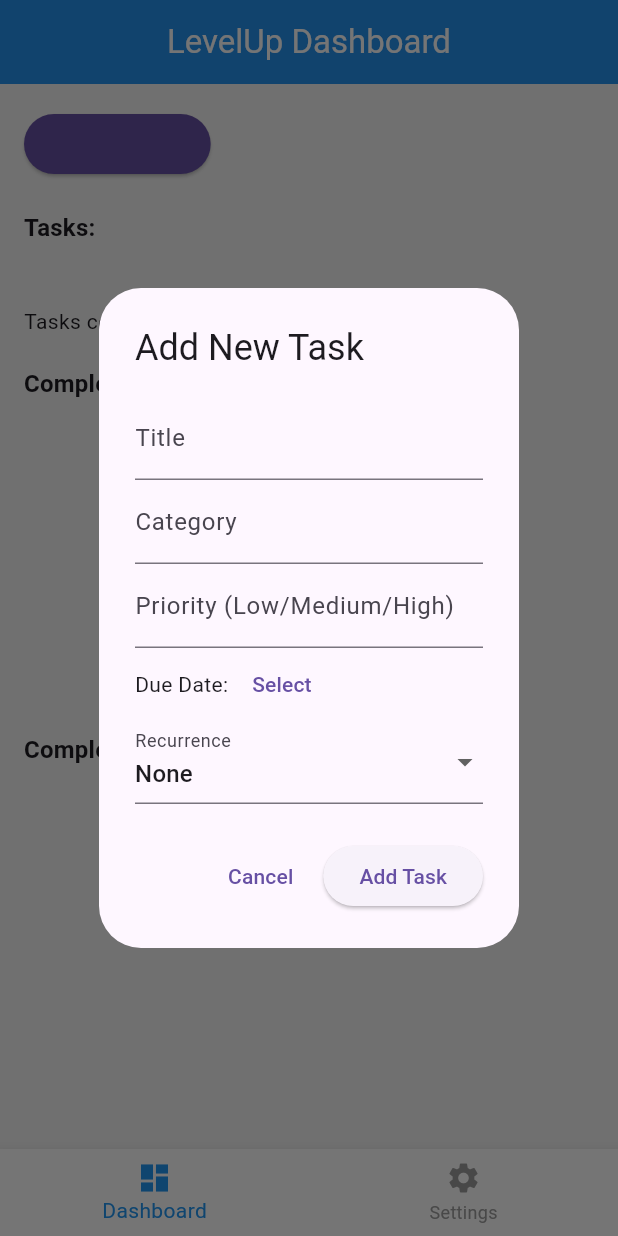
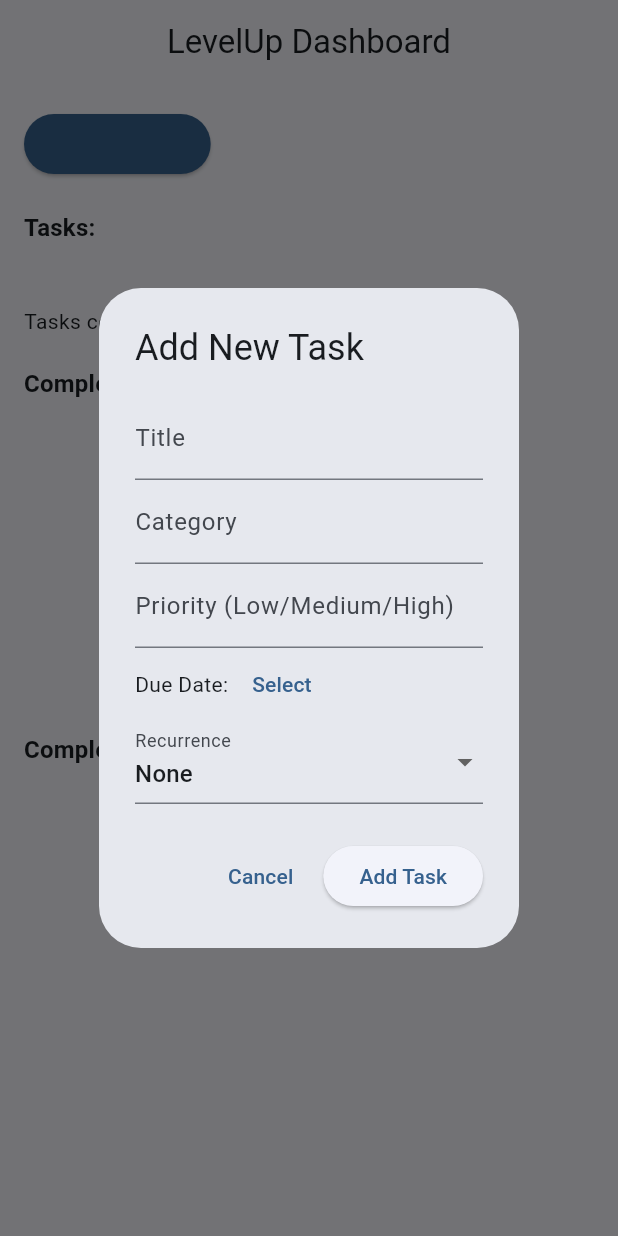
Before and after one commit to leorin444/LevelUp, a Flutter app: the screen it shows after launch, after a tap on "Add Task", on a phone screen of 412 x 824 dp. Run offline on Flutter 3.47's test engine with Material 3 defaults, Android fonts, the phone set to English and light mode, and no system bars; drawn by our look-alikes of fl_chart; our stand-ins replace flutter_local_notifications, hive, hive_flutter, timezone; accounts and stored records are empty.

Commit message:
commit for backup30days

```diff
--- a/lib/main.dart
+++ b/lib/main.dart
@@ -1,30 +1,19 @@
 import 'package:flutter/material.dart';
+import 'package:provider/provider.dart';
 import 'package:hive_flutter/hive_flutter.dart';
-import 'package:provider/provider.dart';
+import 'models/task_model.dart';
 import 'models/dashboard_data.dart';
 import 'models/theme_model.dart';
 import 'screens/dashboard_screen.dart';
-import 'screens/settings_screen.dart';
 
 void main() async {
   WidgetsFlutterBinding.ensureInitialized();
+
+  // Initialize Hive
   await Hive.initFlutter();
+  Hive.registerAdapter(TaskAdapter());
 
-  final themeModel = ThemeModel();
-  await themeModel.init();
-
-  final dashboardData = DashboardData();
-  await dashboardData.init();
-
-  runApp(
-    MultiProvider(
-      providers: [
-        ChangeNotifierProvider(create: (_) => themeModel),
-        ChangeNotifierProvider(create: (_) => dashboardData),
-      ],
-      child: const MyDashboardApp(),
-    ),
-  );
+  runApp(const MyDashboardApp());
 }
 
 class MyDashboardApp extends StatelessWidget {
@@ -32,92 +21,25 @@ class MyDashboardApp extends StatelessWidget {
 
   @override
   Widget build(BuildContext context) {
-    final themeModel = Provider.of<ThemeModel>(context);
-
-    return MaterialApp(
-      title: 'LevelUp',
-      debugShowCheckedModeBanner: false,
-      theme: ThemeData(
-        brightness: Brightness.light,
-        primarySwatch: Colors.blue,
-        scaffoldBackgroundColor: Colors.grey[100],
-        cardColor: Colors.white,
-        appBarTheme: const AppBarTheme(
-          backgroundColor: Colors.blue,
-          foregroundColor: Colors.white,
-          elevation: 2,
-        ),
-        bottomNavigationBarTheme: const BottomNavigationBarThemeData(
-          backgroundColor: Colors.white,
-          selectedItemColor: Colors.blue,
-          unselectedItemColor: Colors.grey,
-        ),
-      ),
-      darkTheme: ThemeData(
-        brightness: Brightness.dark,
-        primarySwatch: Colors.blue,
-        scaffoldBackgroundColor: Colors.grey[900],
-        cardColor: Colors.grey[800],
-        appBarTheme: const AppBarTheme(
-          backgroundColor: Colors.black87,
-          foregroundColor: Colors.white,
-          elevation: 2,
-        ),
-        bottomNavigationBarTheme: const BottomNavigationBarThemeData(
-          backgroundColor: Colors.grey,
-          selectedItemColor: Colors.blueAccent,
-          unselectedItemColor: Colors.white70,
-        ),
-      ),
-      themeMode: themeModel.isDarkMode ? ThemeMode.dark : ThemeMode.light,
-      home: const MainNavigation(),
-    );
-  }
-}
-
-// Bottom navigation widget
-class MainNavigation extends StatefulWidget {
-  const MainNavigation({super.key});
-
-  @override
-  State<MainNavigation> createState() => _MainNavigationState();
-}
-
-class _MainNavigationState extends State<MainNavigation> {
-  int _selectedIndex = 0;
-
-  final List<Widget> _screens = const [
-    DashboardScreen(),
-    SettingsScreen(),
-  ];
-
-  void _onItemTapped(int index) {
-    setState(() {
-      _selectedIndex = index;
-    });
-  }
-
-  @override
-  Widget build(BuildContext context) {
-    final theme = Theme.of(context);
-    return Scaffold(
-      body: _screens[_selectedIndex],
-      bottomNavigationBar: BottomNavigationBar(
-        currentIndex: _selectedIndex,
-        onTap: _onItemTapped,
-        backgroundColor: theme.bottomNavigationBarTheme.backgroundColor,
-        selectedItemColor: theme.bottomNavigationBarTheme.selectedItemColor,
-        unselectedItemColor: theme.bottomNavigationBarTheme.unselectedItemColor,
-        items: const [
-          BottomNavigationBarItem(
-            icon: Icon(Icons.dashboard),
-            label: 'Dashboard',
-          ),
-          BottomNavigationBarItem(
-            icon: Icon(Icons.settings),
-            label: 'Settings',
-          ),
-        ],
+    return MultiProvider(
+      providers: [
+        ChangeNotifierProvider(create: (_) => ThemeModel()),
+        ChangeNotifierProvider(create: (_) => DashboardData()..init()),
+      ],
+      child: Consumer<ThemeModel>(
+        builder: (context, themeModel, child) {
+          return MaterialApp(
+            debugShowCheckedModeBanner: false,
+            title: 'LevelUp',
+            themeMode: themeModel.isDarkMode ? ThemeMode.dark : ThemeMode.light,
+            theme: ThemeData(
+              colorScheme: ColorScheme.fromSeed(seedColor: Colors.blue),
+              useMaterial3: true,
+            ),
+            darkTheme: ThemeData.dark(),
+            home: const DashboardScreen(),
+          );
+        },
       ),
     );
   }
--- a/lib/models/dashboard_data.dart
+++ b/lib/models/dashboard_data.dart
@@ -1,11 +1,13 @@
 import 'package:flutter/material.dart';
 import 'package:hive/hive.dart';
+import 'package:uuid/uuid.dart'; // Added Uuid import
 import '../models/task_model.dart';
 import '../services/notifications_service.dart';
 
 class DashboardData extends ChangeNotifier {
   List<Task> _tasks = [];
   late Box<Task> _taskBox;
+  final Uuid _uuid = const Uuid(); // Uuid instance
 
   List<Task> get tasks => _tasks;
 
@@ -23,7 +25,7 @@ class DashboardData extends ChangeNotifier {
     String recurrence = "none",
   }) {
     final task = Task(
-      id: DateTime.now().millisecondsSinceEpoch.toString(),
+      id: _uuid.v4(), // Generate unique ID with Uuid
       title: title,
       category: category,
       priority: priority,
--- a/lib/models/task_model.dart
+++ b/lib/models/task_model.dart
@@ -1,22 +1,29 @@
 import 'package:hive/hive.dart';
-part 'task_model.g.dart';
+
+part 'task_model.g.dart'; // Generated file
 
 @HiveType(typeId: 0)
 class Task extends HiveObject {
   @HiveField(0)
-  String id;
+  final String id;
+
   @HiveField(1)
-  String title;
+  final String title;
+
   @HiveField(2)
-  String category;
+  final String category;
+
   @HiveField(3)
-  String priority;
+  final String priority;
+
   @HiveField(4)
-  bool completed;
+  final bool completed;
+
   @HiveField(5)
-  DateTime? dueDate;
+  final DateTime? dueDate;
+
   @HiveField(6)
-  String recurrence;
+  final String recurrence;
 
   Task({
     required this.id,
--- a/lib/screens/add_task_screen.dart
+++ b/lib/screens/add_task_screen.dart
@@ -49,6 +49,8 @@ class _AddTaskScreenState extends State<AddTaskScreen> {
           : const TimeOfDay(hour: 9, minute: 0),
     );
     if (time == null) return;
+
+    if (!mounted) return; // ✅ fix for async BuildContext warning
 
     setState(() {
       dueDate =
@@ -119,7 +121,7 @@ class _AddTaskScreenState extends State<AddTaskScreen> {
               children: [
                 Expanded(
                   child: DropdownButtonFormField<String>(
-                    value: category,
+                    initialValue: category, // ✅ use initialValue
                     items: ["General", "Work", "Personal", "Study"]
                         .map((c) => DropdownMenuItem(value: c, child: Text(c)))
                         .toList(),
@@ -133,7 +135,7 @@ class _AddTaskScreenState extends State<AddTaskScreen> {
                 const SizedBox(width: 16),
                 Expanded(
                   child: DropdownButtonFormField<String>(
-                    value: priority,
+                    initialValue: priority, // ✅ use initialValue
                     items: ["High", "Medium", "Low"]
                         .map((p) => DropdownMenuItem(value: p, child: Text(p)))
                         .toList(),
@@ -156,7 +158,7 @@ class _AddTaskScreenState extends State<AddTaskScreen> {
             ),
             const SizedBox(height: 16),
             DropdownButtonFormField<String>(
-              value: recurrence,
+              initialValue: recurrence, // ✅ use initialValue
               items: ["none", "daily", "weekly", "monthly"]
                   .map((r) => DropdownMenuItem(value: r, child: Text(r)))
                   .toList(),
--- a/lib/screens/dashboard_screen.dart
+++ b/lib/screens/dashboard_screen.dart
@@ -108,6 +108,7 @@ class DashboardScreen extends StatelessWidget {
                 ),
                 const SizedBox(height: 20),
                 buildPieChart(
+
                   title: 'Completed Tasks by Category',
                   data: dashboardData.completedTasksByCategory(),
                   isDarkMode: isDarkMode,
@@ -187,7 +188,7 @@ class _AddTaskDialogState extends State<AddTaskDialog> {
   Widget build(BuildContext context) {
     final theme = Theme.of(context);
     return AlertDialog(
-      backgroundColor: theme.dialogBackgroundColor,
+      backgroundColor: theme.dialogTheme.backgroundColor,
       title: const Text('Add New Task'),
       content: SingleChildScrollView(
         child: Column(
@@ -224,7 +225,7 @@ class _AddTaskDialogState extends State<AddTaskDialog> {
               ],
             ),
             DropdownButtonFormField<String>(
-              value: recurrence,
+              initialValue: recurrence,
               items: const [
                 DropdownMenuItem(value: 'none', child: Text('None')),
                 DropdownMenuItem(value: 'daily', child: Text('Daily')),
--- a/lib/screens/settings_screen.dart
+++ b/lib/screens/settings_screen.dart
@@ -18,7 +18,7 @@ class SettingsScreen extends StatelessWidget {
                 title: const Text('Dark Mode'),
                 value: themeModel.isDarkMode,
                 onChanged: (val) => themeModel.toggleTheme(),
-                activeColor: theme.colorScheme.primary,
+                activeThumbColor: theme.colorScheme.primary,
               ),
             ],
           );
--- a/lib/services/notifications_service.dart
+++ b/lib/services/notifications_service.dart
@@ -16,6 +16,7 @@ class NotificationsService {
 
   static Future<void> init() async {
     tz_data.initializeTimeZones();
+
     const androidInit = AndroidInitializationSettings('@mipmap/ic_launcher');
     const iosInit = DarwinInitializationSettings();
 
@@ -63,8 +64,6 @@ class NotificationsService {
         iOS: DarwinNotificationDetails(),
       ),
       androidScheduleMode: AndroidScheduleMode.exactAllowWhileIdle,
-      uiLocalNotificationDateInterpretation:
-          UILocalNotificationDateInterpretation.absoluteTime,
     );
   }
 
@@ -76,7 +75,7 @@ class NotificationsService {
       "Task Reminder",
       "${task.title} is due at ${time.hour}:${time.minute.toString().padLeft(2, '0')}",
       tz.TZDateTime.from(time, tz.local),
-      NotificationDetails(
+      const NotificationDetails(
         android: AndroidNotificationDetails(
           'task_channel',
           'Tasks',
@@ -84,15 +83,13 @@ class NotificationsService {
           importance: Importance.max,
           priority: Priority.high,
           actions: [
-            const AndroidNotificationAction('snooze', 'Snooze 10 min'),
-            const AndroidNotificationAction('mark_done', 'Mark Done'),
+            AndroidNotificationAction('snooze', 'Snooze 10 min'),
+            AndroidNotificationAction('mark_done', 'Mark Done'),
           ],
         ),
-        iOS: const DarwinNotificationDetails(),
+        iOS: DarwinNotificationDetails(),
       ),
       androidScheduleMode: AndroidScheduleMode.exactAllowWhileIdle,
-      uiLocalNotificationDateInterpretation:
-          UILocalNotificationDateInterpretation.absoluteTime,
       payload: task.id,
     );
   }
```
Also changed, not shown: pubspec.yaml (+12 -9 lines), lib/models/task_model.g.dart, pubspec.lock, 3 other files.
